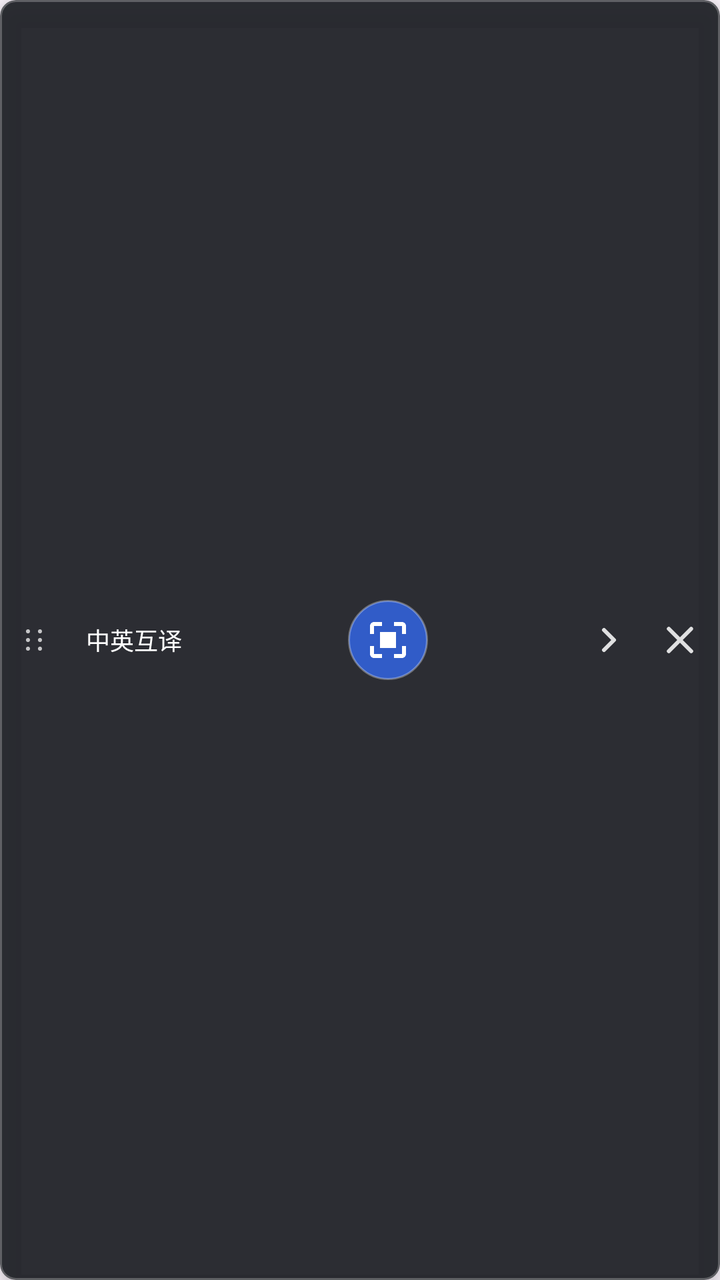
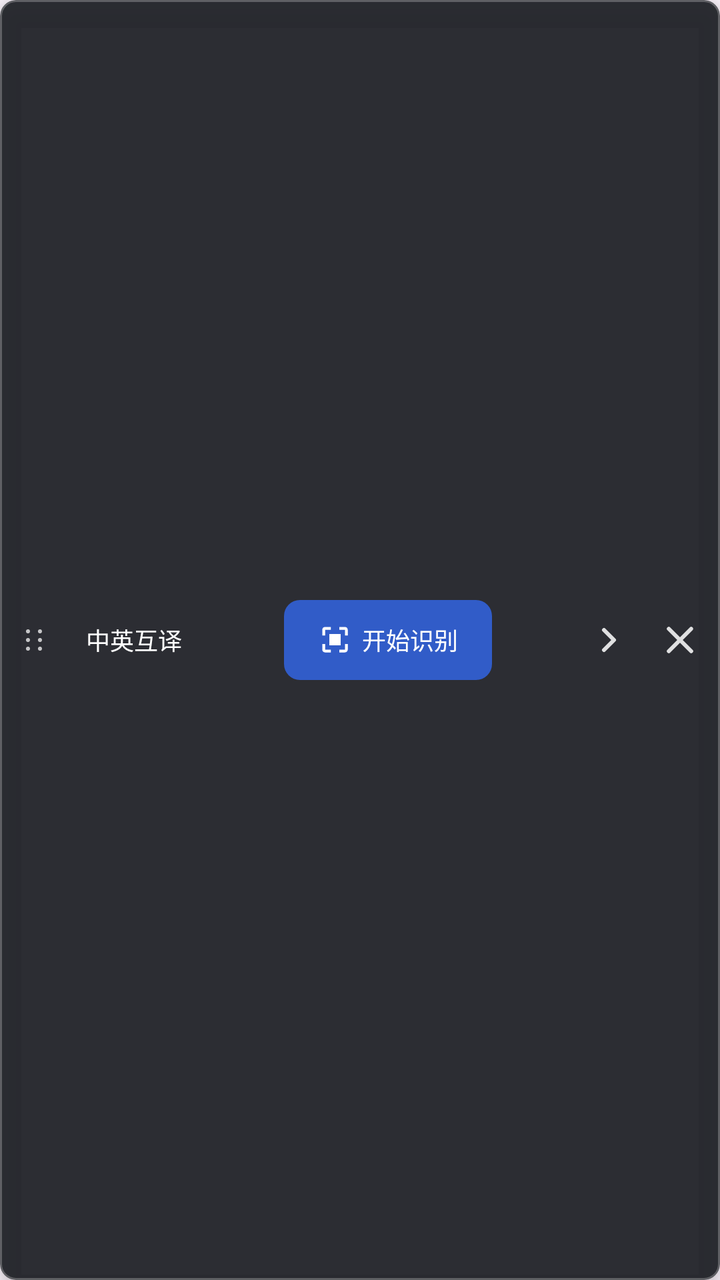

An Android layout rendered at two revisions. The XML below is the earlier revision; the diff shows what the commit changed to produce the second picture.
<!-- AndroidManifest.xml: application theme Theme.ImageTranslate -->
<!-- res/layout/overlay_active_screen_capture.xml -->
<?xml version="1.0" encoding="utf-8"?>
<FrameLayout xmlns:android="http://schemas.android.com/apk/res/android"
    xmlns:app="http://schemas.android.com/apk/res-auto"
    android:id="@+id/activeCaptureOverlayRoot"
    android:layout_width="match_parent"
    android:layout_height="match_parent"
    android:background="@android:color/transparent">

    <com.google.android.material.card.MaterialCardView
        android:id="@+id/expandedCaptureControls"
        android:layout_width="match_parent"
        android:layout_height="match_parent"
        android:elevation="10dp"
        app:cardBackgroundColor="#EE1D2025"
        app:cardCornerRadius="8dp"
        app:cardElevation="8dp"
        app:strokeColor="#3FFFFFFF"
        app:strokeWidth="1dp">

        <LinearLayout
            android:layout_width="match_parent"
            android:layout_height="match_parent"
            android:gravity="center_vertical"
            android:orientation="horizontal"
            android:paddingStart="2dp"
            android:paddingEnd="2dp">

            <ImageView
                android:id="@+id/activeOverlayDragHandle"
                android:layout_width="30dp"
                android:layout_height="match_parent"
                android:background="?attr/selectableItemBackgroundBorderless"
                android:contentDescription="@string/active_screenshot_drag_handle"
                android:padding="7dp"
                android:src="@drawable/ic_drag_handle"
                app:tint="#B8FFFFFF" />

            <com.google.android.material.button.MaterialButton
                android:id="@+id/btnActiveOverlayMode"
                style="@style/Widget.Material3.Button.TextButton"
                android:layout_width="70dp"
                android:layout_height="44dp"
                android:fontFamily="sans-serif-medium"
                android:letterSpacing="0"
                android:minWidth="0dp"
                android:paddingStart="4dp"
                android:paddingEnd="4dp"
                android:text="@string/active_screenshot_mode_bidirectional"
                android:textAllCaps="false"
                android:textColor="#FFFFFF"
                android:textSize="12sp" />

            <FrameLayout
                android:layout_width="0dp"
                android:layout_height="match_parent"
                android:layout_weight="1">

                <ImageButton
                    android:id="@+id/btnActiveOverlayCapture"
                    android:layout_width="40dp"
                    android:layout_height="40dp"
                    android:layout_gravity="center"
                    android:background="@drawable/bg_active_overlay_primary"
                    android:contentDescription="@string/active_screenshot_action_capture"
                    android:padding="9dp"
                    android:src="@drawable/ic_screenshot"
                    android:tooltipText="@string/active_screenshot_action_capture"
                    app:tint="#FFFFFF" />

                <LinearLayout
                    android:id="@+id/activeOverlayStatusGroup"
                    android:layout_width="match_parent"
                    android:layout_height="match_parent"
                    android:gravity="center"
                    android:orientation="horizontal"
                    android:paddingHorizontal="3dp"
                    android:visibility="gone">

                    <ProgressBar
                        android:id="@+id/activeOverlayProgress"
                        style="?android:attr/progressBarStyleSmall"
                        android:layout_width="16dp"
                        android:layout_height="16dp"
                        android:layout_marginEnd="5dp"
                        android:indeterminateTint="#FFFFFF" />

                    <TextView
                        android:id="@+id/tvActiveOverlayStatus"
                        android:layout_width="wrap_content"
                        android:layout_height="wrap_content"
                        android:ellipsize="end"
                        android:letterSpacing="0"
                        android:maxLines="1"
                        android:text="@string/active_screenshot_processing_short"
                        android:textColor="#FFFFFF"
                        android:textSize="11sp" />
                </LinearLayout>
            </FrameLayout>

            <ImageButton
                android:id="@+id/btnCancelActivePreview"
                android:layout_width="40dp"
                android:layout_height="48dp"
                android:background="?attr/selectableItemBackgroundBorderless"
                android:contentDescription="@string/active_screenshot_cancel_preview"
                android:padding="11dp"
                android:src="@drawable/ic_close"
                android:tooltipText="@string/active_screenshot_cancel_preview"
                android:visibility="gone"
                app:tint="#FFFFFF" />

            <ImageButton
                android:id="@+id/btnCollapseActiveOverlay"
                android:layout_width="36dp"
                android:layout_height="48dp"
                android:background="?attr/selectableItemBackgroundBorderless"
                android:contentDescription="@string/active_screenshot_minimize"
                android:padding="9dp"
                android:rotation="-90"
                android:src="@drawable/ic_expand_more"
                android:tooltipText="@string/active_screenshot_minimize"
                app:tint="#D9FFFFFF" />

            <ImageButton
                android:id="@+id/btnActiveOverlayStop"
                android:layout_width="36dp"
                android:layout_height="48dp"
                android:background="?attr/selectableItemBackgroundBorderless"
                android:contentDescription="@string/active_screenshot_action_stop"
                android:padding="9dp"
                android:src="@drawable/ic_overlay_close"
                android:tooltipText="@string/active_screenshot_action_stop"
                app:tint="#D9FFFFFF" />
        </LinearLayout>
    </com.google.android.material.card.MaterialCardView>

    <com.google.android.material.card.MaterialCardView
        android:id="@+id/collapsedCaptureHandle"
        android:layout_width="match_parent"
        android:layout_height="match_parent"
        android:elevation="10dp"
        android:visibility="gone"
        app:cardBackgroundColor="#EE1D2025"
        app:cardCornerRadius="8dp"
        app:cardElevation="8dp"
        app:strokeColor="#3FFFFFFF"
        app:strokeWidth="1dp">

        <LinearLayout
            android:layout_width="match_parent"
            android:layout_height="match_parent"
            android:gravity="center_vertical"
            android:orientation="horizontal"
            android:paddingEnd="10dp">

            <ImageButton
                android:id="@+id/btnExpandActiveOverlay"
                android:layout_width="38dp"
                android:layout_height="match_parent"
                android:background="?attr/selectableItemBackgroundBorderless"
                android:contentDescription="@string/active_screenshot_expand"
                android:padding="10dp"
                android:src="@drawable/ic_translate"
                android:tooltipText="@string/active_screenshot_expand"
                app:tint="#FFFFFF" />

            <ProgressBar
                android:id="@+id/collapsedOverlayProgress"
                style="?android:attr/progressBarStyleSmall"
                android:layout_width="14dp"
                android:layout_height="14dp"
                android:layout_marginEnd="6dp"
                android:indeterminateTint="#FFFFFF"
                android:visibility="invisible" />

            <TextView
                android:id="@+id/tvCollapsedOverlayStatus"
                android:layout_width="0dp"
                android:layout_height="wrap_content"
                android:layout_weight="1"
                android:ellipsize="end"
                android:letterSpacing="0"
                android:maxLines="1"
                android:text="@string/active_screenshot_compact_ready"
                android:textColor="#FFFFFF"
                android:textSize="12sp" />
        </LinearLayout>
    </com.google.android.material.card.MaterialCardView>
</FrameLayout>
<!-- resources referenced by this layout -->
<resources>
  <!-- drawable bg_active_overlay_primary (drawable) -->
  <?xml version="1.0" encoding="utf-8"?>
  <ripple xmlns:android="http://schemas.android.com/apk/res/android"
      android:color="#40FFFFFF">
      <item>
          <shape android:shape="oval">
              <solid android:color="@color/primary" />
              <stroke
                  android:width="1dp"
                  android:color="#52FFFFFF" />
          </shape>
      </item>
  </ripple>
  <!-- drawable ic_close (drawable) -->
  <?xml version="1.0" encoding="utf-8"?>
  <vector xmlns:android="http://schemas.android.com/apk/res/android"
      android:width="24dp"
      android:height="24dp"
      android:viewportWidth="24"
      android:viewportHeight="24">
      <path
          android:fillColor="@android:color/white"
          android:pathData="M18.3,5.71a0.996,0.996 0,0 0,-1.41 0L12,10.59 7.11,5.7A0.996,0.996 0,1 0,5.7 7.11L10.59,12 5.7,16.89a0.996,0.996 0,1 0,1.41 1.41L12,13.41l4.89,4.89a0.996,0.996 0,1 0,1.41 -1.41L13.41,12l4.89,-4.89c0.38,-0.38 0.38,-1.02 0,-1.4z" />
  </vector>
  <!-- drawable ic_expand_more (drawable) -->
  <?xml version="1.0" encoding="utf-8"?>
  <vector xmlns:android="http://schemas.android.com/apk/res/android"
      android:width="24dp"
      android:height="24dp"
      android:viewportWidth="24"
      android:viewportHeight="24">
      <path
          android:fillColor="@android:color/transparent"
          android:pathData="M7,10l5,5 5,-5"
          android:strokeColor="?attr/colorOnSurfaceVariant"
          android:strokeLineCap="round"
          android:strokeLineJoin="round"
          android:strokeWidth="2" />
  </vector>
  <!-- drawable ic_overlay_close (drawable) -->
  <?xml version="1.0" encoding="utf-8"?>
  <vector xmlns:android="http://schemas.android.com/apk/res/android"
      android:width="24dp"
      android:height="24dp"
      android:viewportWidth="24"
      android:viewportHeight="24">
      <path
          android:fillColor="@color/on_surface_variant"
          android:pathData="M18.3,5.71a0.996,0.996 0,0 0,-1.41 0L12,10.59 7.11,5.7A0.996,0.996 0,1 0,5.7 7.11L10.59,12 5.7,16.89a0.996,0.996 0,1 0,1.41 1.41L12,13.41l4.89,4.89a0.996,0.996 0,1 0,1.41 -1.41L13.41,12l4.89,-4.89c0.38,-0.38 0.38,-1.02 0,-1.4z" />
  </vector>
  <!-- drawable ic_screenshot (drawable) -->
  <?xml version="1.0" encoding="utf-8"?>
  <vector xmlns:android="http://schemas.android.com/apk/res/android"
      android:width="24dp"
      android:height="24dp"
      android:viewportWidth="24"
      android:viewportHeight="24">
      <path
          android:fillColor="@android:color/white"
          android:pathData="M19,3h-4v2h4v4h2V5c0,-1.1 -0.9,-2 -2,-2zM5,3c-1.1,0 -2,0.9 -2,2v4h2V5h4V3H5zM19,19h-4v2h4c1.1,0 2,-0.9 2,-2v-4h-2v4zM5,15H3v4c0,1.1 0.9,2 2,2h4v-2H5v-4zM8,8h8v8H8z" />
  </vector>
  <string name="active_screenshot_action_capture">识别</string>
  <string name="active_screenshot_action_stop">结束</string>
  <string name="active_screenshot_cancel_preview">取消预览</string>
  <string name="active_screenshot_compact_ready">屏幕翻译</string>
  <string name="active_screenshot_drag_handle">拖动截屏悬浮窗</string>
  <string name="active_screenshot_expand">展开翻译控制</string>
  <string name="active_screenshot_minimize">收起翻译控制</string>
  <string name="active_screenshot_mode_bidirectional">中英互译</string>
  <string name="active_screenshot_processing_short">正在翻译</string>
  <color name="primary">#315CC8</color>
  <color name="on_surface_variant">#62666F</color>
  <color name="on_primary">#FFFFFF</color>
  <color name="primary_container">#E8EEFF</color>
  <color name="on_primary_container">#17326F</color>
  <color name="secondary">#18766E</color>
  <color name="on_secondary">#FFFFFF</color>
  <color name="surface">#FFFFFF</color>
  <color name="surface_container_lowest">#FBFCFE</color>
  <color name="surface_container_low">#F5F6F8</color>
  <color name="on_surface">#1B1D21</color>
  <color name="outline">#B6BAC3</color>
  <color name="outline_variant">#E1E3E8</color>
  <!-- unchanged entries left out for length: 3 -->
</resources>

<!-- the commit's change to res/layout/overlay_active_screen_capture.xml (unified diff, before → after) -->
@@ -55,17 +55,32 @@
                 android:layout_height="match_parent"
                 android:layout_weight="1">
 
-                <ImageButton
+                <com.google.android.material.button.MaterialButton
                     android:id="@+id/btnActiveOverlayCapture"
-                    android:layout_width="40dp"
+                    style="@style/Widget.Material3.Button"
+                    android:layout_width="104dp"
                     android:layout_height="40dp"
                     android:layout_gravity="center"
-                    android:background="@drawable/bg_active_overlay_primary"
                     android:contentDescription="@string/active_screenshot_action_capture"
-                    android:padding="9dp"
-                    android:src="@drawable/ic_screenshot"
+                    android:fontFamily="sans-serif-medium"
+                    android:insetTop="0dp"
+                    android:insetBottom="0dp"
+                    android:letterSpacing="0"
+                    android:minWidth="0dp"
+                    android:paddingStart="10dp"
+                    android:paddingEnd="10dp"
+                    android:text="@string/active_screenshot_action_capture"
+                    android:textAllCaps="false"
+                    android:textColor="#FFFFFF"
+                    android:textSize="12sp"
                     android:tooltipText="@string/active_screenshot_action_capture"
-                    app:tint="#FFFFFF" />
+                    app:backgroundTint="@color/primary"
+                    app:cornerRadius="8dp"
+                    app:icon="@drawable/ic_screenshot"
+                    app:iconGravity="textStart"
+                    app:iconPadding="5dp"
+                    app:iconSize="17dp"
+                    app:iconTint="#FFFFFF" />
 
                 <LinearLayout
                     android:id="@+id/activeOverlayStatusGroup"
<!-- resource entries referenced after the edit -->
@@ -1,18 +1,5 @@
 <!-- resources referenced by this layout -->
 <resources>
-  <!-- drawable bg_active_overlay_primary (drawable) -->
-  <?xml version="1.0" encoding="utf-8"?>
-  <ripple xmlns:android="http://schemas.android.com/apk/res/android"
-      android:color="#40FFFFFF">
-      <item>
-          <shape android:shape="oval">
-              <solid android:color="@color/primary" />
-              <stroke
-                  android:width="1dp"
-                  android:color="#52FFFFFF" />
-          </shape>
-      </item>
-  </ripple>
   <!-- drawable ic_close (drawable) -->
   <?xml version="1.0" encoding="utf-8"?>
   <vector xmlns:android="http://schemas.android.com/apk/res/android"
@@ -61,13 +48,13 @@
           android:fillColor="@android:color/white"
           android:pathData="M19,3h-4v2h4v4h2V5c0,-1.1 -0.9,-2 -2,-2zM5,3c-1.1,0 -2,0.9 -2,2v4h2V5h4V3H5zM19,19h-4v2h4c1.1,0 2,-0.9 2,-2v-4h-2v4zM5,15H3v4c0,1.1 0.9,2 2,2h4v-2H5v-4zM8,8h8v8H8z" />
   </vector>
-  <string name="active_screenshot_action_capture">识别</string>
+  <string name="active_screenshot_action_capture">开始识别</string>
   <string name="active_screenshot_action_stop">结束</string>
   <string name="active_screenshot_cancel_preview">取消预览</string>
-  <string name="active_screenshot_compact_ready">屏幕翻译</string>
-  <string name="active_screenshot_drag_handle">拖动截屏悬浮窗</string>
-  <string name="active_screenshot_expand">展开翻译控制</string>
-  <string name="active_screenshot_minimize">收起翻译控制</string>
+  <string name="active_screenshot_compact_ready">录屏识别</string>
+  <string name="active_screenshot_drag_handle">拖动识别悬浮窗</string>
+  <string name="active_screenshot_expand">展开录屏识别</string>
+  <string name="active_screenshot_minimize">收起识别控制</string>
   <string name="active_screenshot_mode_bidirectional">中英互译</string>
   <string name="active_screenshot_processing_short">正在翻译</string>
   <color name="primary">#315CC8</color>
